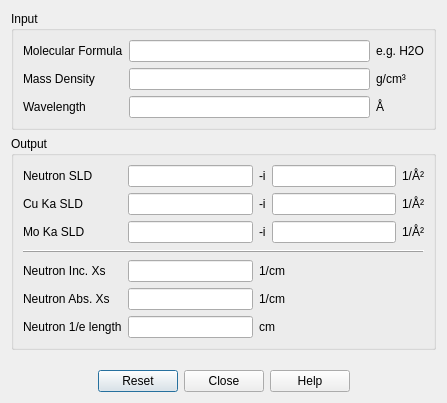
This is src/sas/qtgui/Calculators/UI/SldPanel.ui in SasView/sasview as Qt 5 draws it before an edit. The edited form follows.
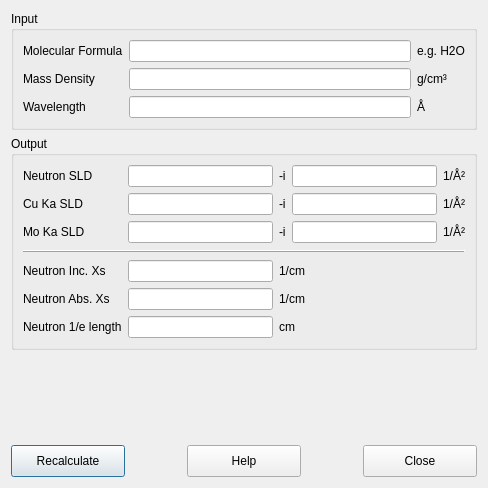
This is the edited form. Icons and pictures are not drawn.

Commit message:
Modifications to SLD panel
First round of modifications to change the button layout and recalculation behaviour for user friendlieness.

Patch:
```diff
--- a/src/sas/qtgui/Calculators/UI/SldPanel.ui
+++ b/src/sas/qtgui/Calculators/UI/SldPanel.ui
@@ -6,8 +6,8 @@
    <rect>
     <x>0</x>
     <y>0</y>
-    <width>447</width>
-    <height>403</height>
+    <width>487</width>
+    <height>488</height>
    </rect>
   </property>
   <property name="sizePolicy">
@@ -24,6 +24,68 @@
     <normaloff>:/res/ball.ico</normaloff>:/res/ball.ico</iconset>
   </property>
   <layout class="QGridLayout" name="gridLayout_2">
+   <item row="3" column="0">
+    <spacer name="verticalSpacer">
+     <property name="orientation">
+      <enum>Qt::Vertical</enum>
+     </property>
+     <property name="sizeHint" stdset="0">
+      <size>
+       <width>20</width>
+       <height>40</height>
+      </size>
+     </property>
+    </spacer>
+   </item>
+   <item row="4" column="0">
+    <widget class="QWidget" name="widget" native="true">
+     <property name="minimumSize">
+      <size>
+       <width>466</width>
+       <height>32</height>
+      </size>
+     </property>
+     <widget class="QPushButton" name="recalculateButton">
+      <property name="geometry">
+       <rect>
+        <x>0</x>
+        <y>0</y>
+        <width>114</width>
+        <height>32</height>
+       </rect>
+      </property>
+      <property name="text">
+       <string>Recalculate</string>
+      </property>
+     </widget>
+     <widget class="QPushButton" name="helpButton">
+      <property name="geometry">
+       <rect>
+        <x>176</x>
+        <y>0</y>
+        <width>114</width>
+        <height>32</height>
+       </rect>
+      </property>
+      <property name="text">
+       <string>Help</string>
+      </property>
+     </widget>
+     <widget class="QPushButton" name="closeButton">
+      <property name="geometry">
+       <rect>
+        <x>352</x>
+        <y>0</y>
+        <width>114</width>
+        <height>32</height>
+       </rect>
+      </property>
+      <property name="text">
+       <string>Close</string>
+      </property>
+     </widget>
+    </widget>
+   </item>
    <item row="0" column="0">
     <widget class="QGroupBox" name="groupBoxInput">
      <property name="title">
@@ -293,32 +355,6 @@
      </layout>
     </widget>
    </item>
-   <item row="2" column="0">
-    <spacer name="verticalSpacer">
-     <property name="orientation">
-      <enum>Qt::Vertical</enum>
-     </property>
-     <property name="sizeHint" stdset="0">
-      <size>
-       <width>20</width>
-       <height>40</height>
-      </size>
-     </property>
-    </spacer>
-   </item>
-   <item row="3" column="0">
-    <widget class="QDialogButtonBox" name="buttonBox">
-     <property name="orientation">
-      <enum>Qt::Horizontal</enum>
-     </property>
-     <property name="standardButtons">
-      <set>QDialogButtonBox::Close|QDialogButtonBox::Help|QDialogButtonBox::Reset</set>
-     </property>
-     <property name="centerButtons">
-      <bool>true</bool>
-     </property>
-    </widget>
-   </item>
   </layout>
  </widget>
  <tabstops>
```
Left out of the diff: 36 changed lines with no effect on the pictures. The commit also changes 1 other file.
